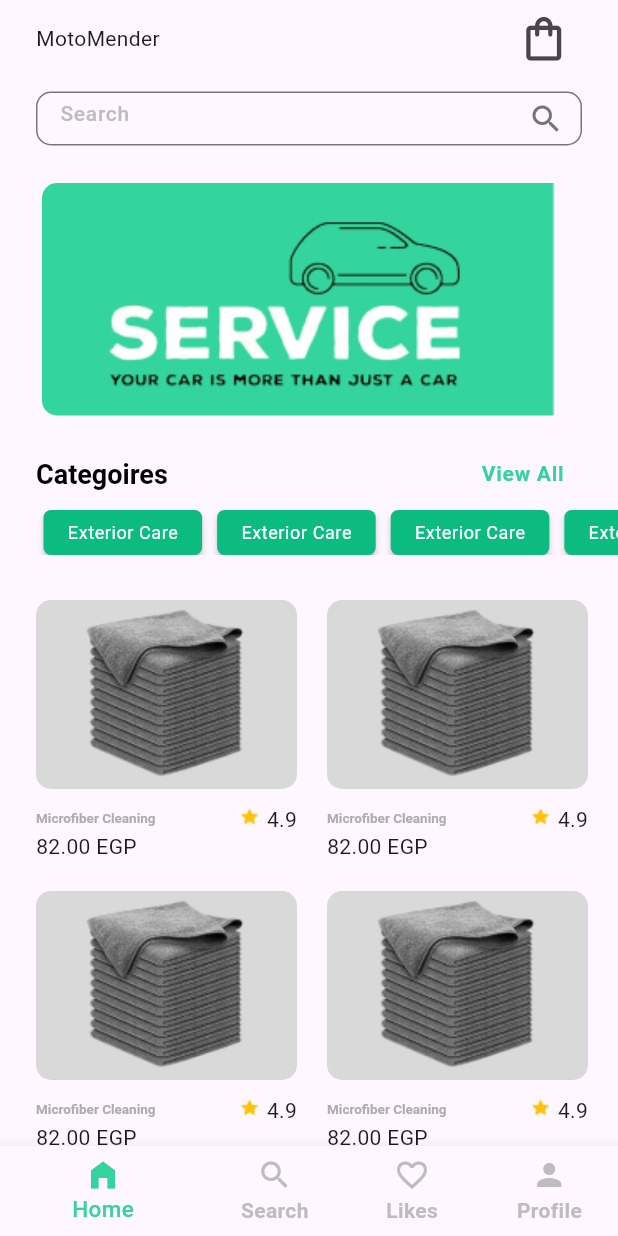
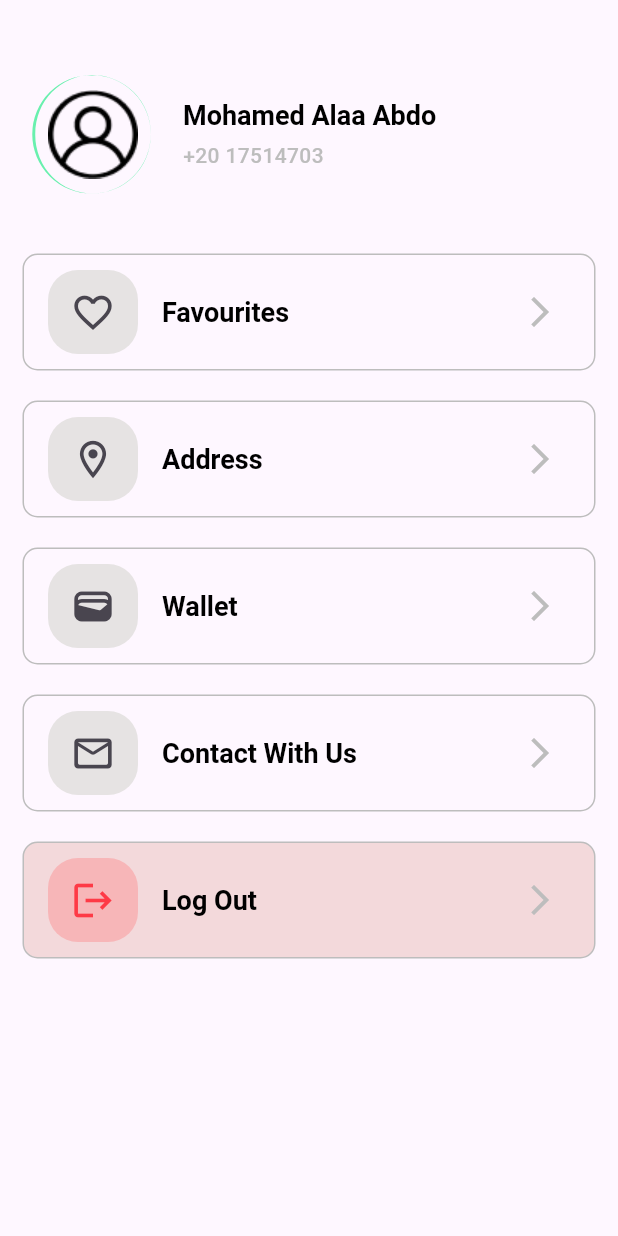
Before and after one commit to Mohhha2003/MotoMenderMVVM, a Flutter app: the StoreView screen opened directly, after a tap on "Exterior Care", on a phone screen of 412 x 824 dp. Run offline on Flutter 3.47's test engine with Material 3 defaults, Android fonts, the phone set to English and light mode, and no system bars; our stand-ins replace gap, google_fonts; Roboto replaces fonts that are missing (Amiko).

Commit message:
Profile Added

```diff
--- a/moto_mender_mvvm/lib/view/adapter/cart_product_adapter.dart
+++ b/moto_mender_mvvm/lib/view/adapter/cart_product_adapter.dart
@@ -14,7 +14,7 @@ class CartProdcutAdapter extends StatelessWidget {
     return Stack(
       children: [
         Container(
-          padding: const EdgeInsets.only(bottom: 20, top: 15),
+          padding: const EdgeInsets.only(bottom: 20, top: 20),
           decoration: const BoxDecoration(
               border: Border(
                   bottom: BorderSide(color: Color(0xffE7E4E4), width: 1))),
--- /dev/null
+++ b/moto_mender_mvvm/lib/view/screens/bottom_nav_bar.dart
@@ -0,0 +1,23 @@
+import 'package:flutter/material.dart';
+import 'package:moto_mender_mvvm/view/screens/store_view.dart';
+
+class BottomNavBarRoute extends StatelessWidget {
+   BottomNavBarRoute({super.key});
+
+  Widget currentWidget = const  StoreView();
+
+
+  @override
+  Widget build(BuildContext context) {
+    return Scaffold(
+      bottomNavigationBar:
+          BottomNavigationBar(showUnselectedLabels: true, items: const [
+        BottomNavigationBarItem(icon: Icon(Icons.home_filled), label: 'Home'),
+        BottomNavigationBarItem(icon: Icon(Icons.search), label: 'Search'),
+        BottomNavigationBarItem(
+            icon: Icon(Icons.favorite_outline), label: 'Likes'),
+        BottomNavigationBarItem(icon: Icon(Icons.person), label: 'Profile'),
+      ]),
+    );
+  }
+}
--- a/moto_mender_mvvm/lib/view/screens/cart_view.dart
+++ b/moto_mender_mvvm/lib/view/screens/cart_view.dart
@@ -1,9 +1,7 @@
 import 'package:flutter/cupertino.dart';
 import 'package:flutter/material.dart';
 import 'package:flutter/widgets.dart';
-import 'package:gap/gap.dart';
 import 'package:moto_mender_mvvm/view/widgets/product_back_button.dart';
-
 import '../adapter/cart_product_adapter.dart';
 import '../widgets/order_details_section.dart';
 
@@ -24,7 +22,7 @@ class CartView extends StatelessWidget {
         children: [
           Expanded(
               child: ListView.builder(
-            padding: const EdgeInsets.symmetric(horizontal: 20),
+            padding: const EdgeInsets.symmetric(horizontal: 10),
             itemCount: 3,
             itemBuilder: (context, index) {
               return const CartProdcutAdapter();
--- a/moto_mender_mvvm/lib/view/screens/login_view.dart
+++ b/moto_mender_mvvm/lib/view/screens/login_view.dart
@@ -1,6 +1,7 @@
 import 'package:flutter/cupertino.dart';
 import 'package:flutter/material.dart';
 import 'package:gap/gap.dart';
+import 'package:moto_mender_mvvm/view/screens/store_view.dart';
 import '../widgets/custome_button.dart';
 import '../widgets/login_text_field.dart';
 import '../widgets/remember_me_row.dart';
@@ -54,6 +55,12 @@ class LoginView extends StatelessWidget {
                       ),
                       const Gap(10),
                       LoginTextField(
+                        validator: (p0) {
+                          if (p0!.isEmpty) return 'Required';
+                          if (!p0.contains('@') || !p0.endsWith('.com')) {
+                            return 'Enter a valid Email';
+                          }
+                        },
                         style: style,
                         text: 'Example@mail.com',
                         prefixIcon: Icons.email,
@@ -65,6 +72,9 @@ class LoginView extends StatelessWidget {
                       ),
                       const Gap(10),
                       LoginTextField(
+                        validator: (p0) {
+                          if (p0!.isEmpty) return 'Required';
+                        },
                         style: style,
                         text: 'Enter Password ',
                         prefixIcon: Icons.lock,
@@ -72,6 +82,13 @@ class LoginView extends StatelessWidget {
                       const Gap(20),
                       RemeberMeRow(style: style),
                       CustomeButton(
+                        onPressed: () {
+                          if (fromState.currentState!.validate()) {
+                            Navigator.of(context).push(MaterialPageRoute(
+                              builder: (context) => const StoreView(),
+                            ));
+                          }
+                        },
                         style: style,
                         text: 'Log in',
                         padding: const EdgeInsets.symmetric(vertical: 20),
--- /dev/null
+++ b/moto_mender_mvvm/lib/view/screens/profile_view.dart
@@ -0,0 +1,142 @@
+import 'package:flutter/cupertino.dart';
+import 'package:flutter/material.dart';
+import 'package:flutter/widgets.dart';
+import 'package:gap/gap.dart';
+
+class ProfileView extends StatelessWidget {
+  const ProfileView({super.key});
+
+  @override
+  Widget build(BuildContext context) {
+    var style = Theme.of(context).textTheme;
+    return Scaffold(
+      body: SafeArea(
+        child: Column(
+          children: [
+            const Gap(30),
+            Row(
+              children: [
+                Container(
+                  padding: const EdgeInsets.all(10),
+                  margin: const EdgeInsets.all(20),
+                  decoration: const BoxDecoration(
+                      shape: BoxShape.circle,
+                      border: Border(
+                          left:
+                              BorderSide(color: Colors.greenAccent, width: 2))),
+                  child: Image.asset('assets/image/user.png'),
+                ),
+                Column(
+                  crossAxisAlignment: CrossAxisAlignment.start,
+                  children: [
+                    Text(
+                      'Mohamed Alaa Abdo',
+                      style: style.titleLarge,
+                    ),
+                    const Gap(5),
+                    const Text(
+                      '+20 17514703',
+                      style: TextStyle(
+                          color: Color(0xffBDBDBD),
+                          fontWeight: FontWeight.w500,
+                          fontSize: 14),
+                    ),
+                  ],
+                )
+              ],
+            ),
+            const Gap(10),
+            ProfileListTiles(
+              icon: Icons.favorite_border,
+              style: style,
+              text: 'Favourites',
+            ),
+            ProfileListTiles(
+              icon: Icons.location_on_outlined,
+              style: style,
+              text: 'Address',
+            ),
+            ProfileListTiles(
+              icon: Icons.wallet,
+              style: style,
+              text: 'Wallet',
+            ),
+            ProfileListTiles(
+              icon: Icons.mail_outline_rounded,
+              style: style,
+              text: 'Contact With Us',
+            ),
+            ProfileListTiles(
+              backgroundColor: const Color.fromARGB(255, 243, 217, 219),
+              iconColor: const Color(0xffFE3A46),
+              color: const Color.fromARGB(255, 247, 182, 184),
+              icon: Icons.logout,
+              style: style,
+              text: 'Log Out',
+            ),
+          ],
+        ),
+      ),
+    );
+  }
+}
+
+class ProfileListTiles extends StatelessWidget {
+  const ProfileListTiles({
+    super.key,
+    required this.style,
+    required this.text,
+    this.onTap,
+    required this.icon,
+    this.color,
+    this.backgroundColor,
+    this.iconColor,
+  });
+
+  final TextTheme style;
+  final String text;
+  final void Function()? onTap;
+  final IconData icon;
+  final Color? color;
+  final Color? backgroundColor;
+  final Color? iconColor;
+  @override
+  Widget build(BuildContext context) {
+    return Padding(
+      padding: const EdgeInsets.symmetric(horizontal: 15, vertical: 10),
+      child: InkWell(
+        onTap: () => onTap!(),
+        child: Container(
+          decoration: BoxDecoration(
+              color: backgroundColor,
+              borderRadius: BorderRadius.circular(10),
+              border: Border.all(color: const Color(0xffBDBDBD), width: 1)),
+          padding: const EdgeInsets.symmetric(vertical: 10),
+          child: ListTile(
+            splashColor: Colors.transparent,
+            title: Text(
+              text,
+              style: style.titleLarge,
+            ),
+            trailing: const Icon(
+              Icons.arrow_forward_ios_sharp,
+              color: Color(0xffBDBDBD),
+            ),
+            leading: Container(
+              width: 60,
+              height: 60,
+              decoration: BoxDecoration(
+                  color: color ?? const Color.fromARGB(255, 230, 227, 227),
+                  borderRadius: const BorderRadius.all(Radius.circular(20))),
+              child: Icon(
+                icon,
+                size: 30,
+                color: iconColor,
+              ),
+            ),
+          ),
+        ),
+      ),
+    );
+  }
+}
--- a/moto_mender_mvvm/lib/view/screens/store_view.dart
+++ b/moto_mender_mvvm/lib/view/screens/store_view.dart
@@ -6,7 +6,7 @@ import 'package:gap/gap.dart';
 import '../widgets/categorie_button_list_view.dart';
 import '../widgets/products_grid_view.dart';
 import '../widgets/sotre_app_bar.dart';
-import '../widgets/store_categorie_row.dart';
+import '../widgets/view_all_categories_row.dart';
 import '../widgets/store_image_slider_item.dart';
 import '../widgets/store_search_bar.dart';
 
@@ -34,7 +34,7 @@ class StoreView extends StatelessWidget {
               Gap(25),
               StoreImageSliderItem(),
               Gap(15),
-              StoreCategorieRow(),
+              ViewAllCategoriesRow(),
               Padding(
                 padding: EdgeInsets.only(left: 24),
                 child: CategorieButtonsListView(),
--- a/moto_mender_mvvm/lib/view/widgets/custome_button.dart
+++ b/moto_mender_mvvm/lib/view/widgets/custome_button.dart
@@ -1,6 +1,4 @@
 import 'package:flutter/material.dart';
-
-
 
 class CustomeButton extends StatelessWidget {
   const CustomeButton(
@@ -23,7 +21,7 @@ class CustomeButton extends StatelessWidget {
           borderRadius: BorderRadius.circular(14), borderSide: BorderSide.none),
       minWidth: 350,
       color: const Color(0xff34D49E),
-      onPressed: () => onPressed,
+      onPressed: () => onPressed!(),
       child: Text(
         text,
         style: style.bodySmall,
--- a/moto_mender_mvvm/lib/view/widgets/login_text_field.dart
+++ b/moto_mender_mvvm/lib/view/widgets/login_text_field.dart
@@ -15,7 +15,9 @@ class LoginTextField extends StatelessWidget {
 
   @override
   Widget build(BuildContext context) {
-    return TextFormField(
+    return SizedBox(
+      height: 85,
+      child: TextFormField(
         validator: validator,
         decoration: InputDecoration(
           hintText: text,
@@ -33,6 +35,7 @@ class LoginTextField extends StatelessWidget {
               borderRadius: BorderRadius.circular(16),
               borderSide: const BorderSide(color: Colors.greenAccent)),
         ),
+      ),
     );
   }
 }
--- a/moto_mender_mvvm/lib/view/widgets/products_grid_view.dart
+++ b/moto_mender_mvvm/lib/view/widgets/products_grid_view.dart
@@ -11,7 +11,7 @@ class ProductsGridView extends StatelessWidget {
   Widget build(BuildContext context) {
     return Expanded(
         child: Padding(
-      padding: const EdgeInsets.only(left: 24, right: 20),
+      padding: const EdgeInsets.only(left: 24, right: 20, bottom: 10),
       child: GridView.builder(
         gridDelegate: const SliverGridDelegateWithFixedCrossAxisCount(
             mainAxisSpacing: 20, crossAxisSpacing: 20, crossAxisCount: 2),
--- a/moto_mender_mvvm/lib/view/widgets/store_categorie_button.dart
+++ b/moto_mender_mvvm/lib/view/widgets/store_categorie_button.dart
@@ -1,5 +1,5 @@
 import 'package:flutter/material.dart';
-
+import 'package:moto_mender_mvvm/view/screens/profile_view.dart';
 
 class StoreCategorieButton extends StatelessWidget {
   const StoreCategorieButton({
@@ -13,8 +13,12 @@ class StoreCategorieButton extends StatelessWidget {
         shape: OutlineInputBorder(
             borderSide: BorderSide.none,
             borderRadius: BorderRadius.circular(5)),
-        color:const Color(0xff0CBB80),
-        onPressed: () {},
+        color: const Color(0xff0CBB80),
+        onPressed: () {
+          Navigator.of(context).push(MaterialPageRoute(
+            builder: (context) => ProfileView(),
+          ));
+        },
         child: Text(
           'Exterior Care',
           style: Theme.of(context).textTheme.bodySmall,
--- a/moto_mender_mvvm/lib/view/widgets/store_categorie_row.dart
+++ b/moto_mender_mvvm/lib/view/widgets/view_all_categories_row.dart
@@ -1,7 +1,7 @@
 import 'package:flutter/material.dart';
 
-class StoreCategorieRow extends StatelessWidget {
-  const StoreCategorieRow({
+class ViewAllCategoriesRow extends StatelessWidget {
+  const ViewAllCategoriesRow({
     super.key,
   });
 
```
Also changed, not shown: moto_mender_mvvm/assets/image/user.png (added), moto_mender_mvvm/lib/main.dart (line endings or trailing spaces). Lines whose indentation alone changed are shown as unchanged.
